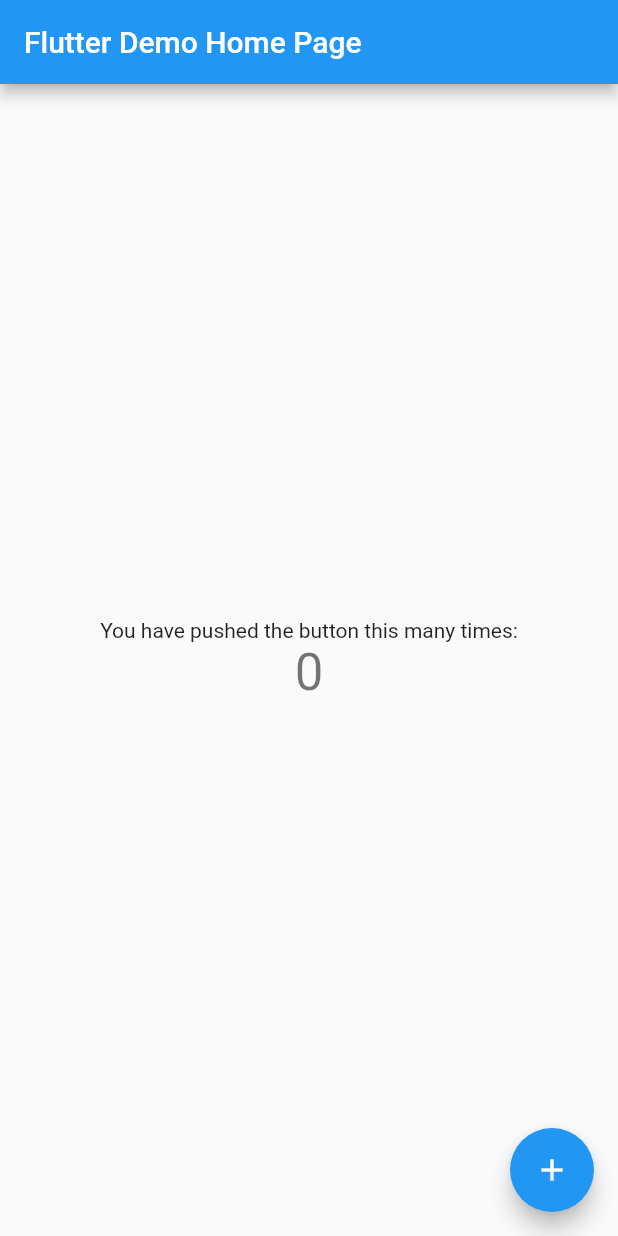
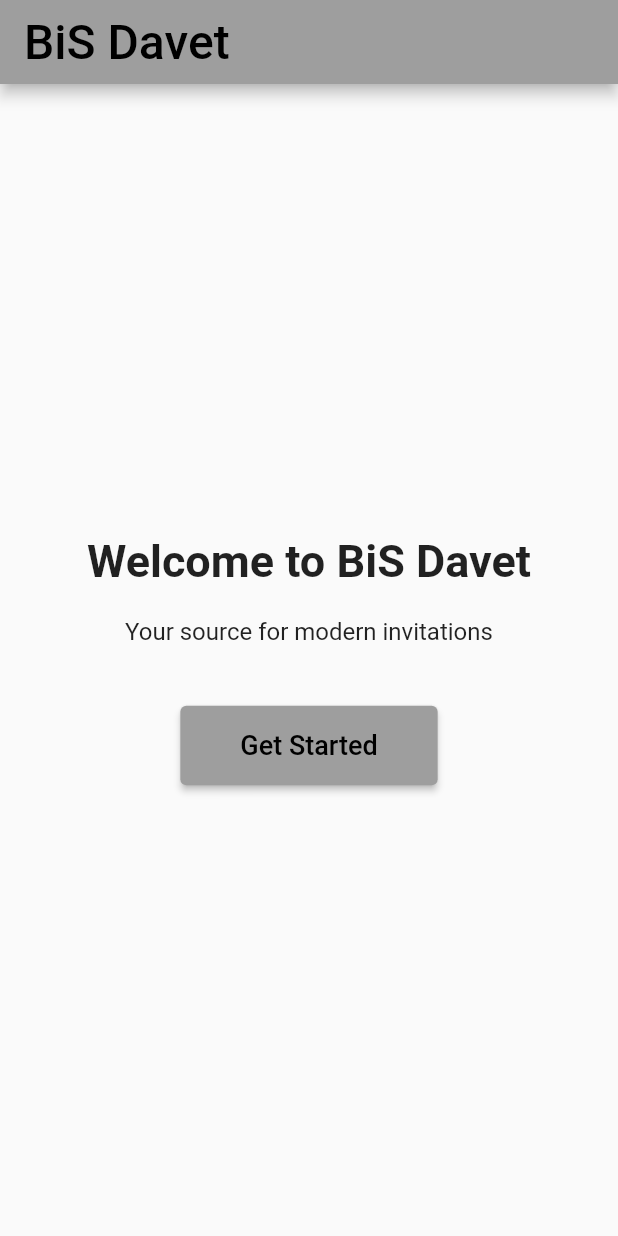
Before and after one commit to mordeve/bisdavet, a Flutter app: the screen it shows after launch, on a phone screen of 412 x 824 dp. Run offline on Flutter 3.47's test engine with Material 2 defaults, Android fonts, the phone set to English and light mode, and no system bars; our stand-ins replace get.

Commit message:
update home page and add getx as state manager

```diff
--- /dev/null
+++ b/lib/logic/main_controller.dart
@@ -0,0 +1,3 @@
+import 'package:get/get_state_manager/get_state_manager.dart';
+
+class MainController extends GetxController {}
--- a/lib/main.dart
+++ b/lib/main.dart
@@ -1,72 +1,46 @@
+import 'package:bisdavet/utils/bindings.dart';
+import 'package:bisdavet/utils/constants.dart';
+import 'package:bisdavet/utils/routes.dart';
+import 'package:flutter_web_plugins/url_strategy.dart';
 import 'package:flutter/material.dart';
+import 'package:get/get.dart';
 
 void main() {
+  WidgetsFlutterBinding.ensureInitialized();
+  usePathUrlStrategy();
+
   runApp(const MyApp());
 }
 
 class MyApp extends StatelessWidget {
   const MyApp({super.key});
 
-  // This widget is the root of your application.
   @override
   Widget build(BuildContext context) {
-    return MaterialApp(
-      title: 'Flutter Demo',
+    return GetMaterialApp.router(
+      title: Constants.webTitle,
+      getPages: GetRoute.route,
+      defaultTransition: Transition.noTransition,
+      routerDelegate: AppRouterDelegate(),
+      debugShowCheckedModeBanner: false,
+      initialBinding: MainBinding(),
+      fallbackLocale: const Locale("tr"),
       theme: ThemeData(
-        primarySwatch: Colors.blue,
+        primarySwatch: Colors.grey,
       ),
-      home: const MyHomePage(title: 'Flutter Demo Home Page'),
+      themeMode: ThemeMode.dark,
     );
   }
 }
 
-class MyHomePage extends StatefulWidget {
-  const MyHomePage({super.key, required this.title});
-
-  final String title;
-
-  @override
-  State<MyHomePage> createState() => _MyHomePageState();
-}
-
-class _MyHomePageState extends State<MyHomePage> {
-  int _counter = 0;
-
-  void _incrementCounter() {
-    setState(() {
-      _counter++;
-    });
-  }
-
+class AppRouterDelegate extends GetDelegate {
   @override
   Widget build(BuildContext context) {
-    return Scaffold(
-      appBar: AppBar(
-        // Here we take the value from the MyHomePage object that was created by
-        // the App.build method, and use it to set our appbar title.
-        title: Text(widget.title),
-      ),
-      body: Center(
-        // Center is a layout widget. It takes a single child and positions it
-        // in the middle of the parent.
-        child: Column(
-          mainAxisAlignment: MainAxisAlignment.center,
-          children: <Widget>[
-            const Text(
-              'You have pushed the button this many times:',
-            ),
-            Text(
-              '$_counter',
-              style: Theme.of(context).textTheme.headlineMedium,
-            ),
-          ],
-        ),
-      ),
-      floatingActionButton: FloatingActionButton(
-        onPressed: _incrementCounter,
-        tooltip: 'Increment',
-        child: const Icon(Icons.add),
-      ),
+    return Navigator(
+      onPopPage: (route, result) => route.didPop(result),
+      pages: currentConfiguration != null
+          ? [currentConfiguration!.currentPage!]
+          : [GetNavConfig.fromRoute(MyRoute.main)!.currentPage!],
     );
   }
 }
--- /dev/null
+++ b/lib/pages/home_page.dart
@@ -0,0 +1,49 @@
+import 'package:flutter/material.dart';
+
+class HomePage extends StatelessWidget {
+  const HomePage({Key? key}) : super(key: key);
+
+  @override
+  Widget build(BuildContext context) {
+    return Scaffold(
+      appBar: AppBar(
+        title: const Text('BiS Davet', style: TextStyle(fontSize: 32)),
+      ),
+      body: Center(
+        child: Column(
+          mainAxisAlignment: MainAxisAlignment.center,
+          children: <Widget>[
+            const Text(
+              'Welcome to BiS Davet',
+              style: TextStyle(
+                fontSize: 30,
+                fontWeight: FontWeight.bold,
+              ),
+            ),
+            const SizedBox(height: 20),
+            const Text(
+              'Your source for modern invitations',
+              style: TextStyle(
+                fontSize: 16,
+              ),
+            ),
+            const SizedBox(height: 40),
+            ElevatedButton(
+              onPressed: () {
+                // Add functionality for the button here
+              },
+              style: ElevatedButton.styleFrom(
+                padding:
+                    const EdgeInsets.symmetric(horizontal: 40, vertical: 16),
+              ),
+              child: const Text(
+                'Get Started',
+                style: TextStyle(fontSize: 18),
+              ),
+            ),
+          ],
+        ),
+      ),
+    );
+  }
+}
--- /dev/null
+++ b/lib/utils/bindings.dart
@@ -0,0 +1,9 @@
+import 'package:bisdavet/logic/main_controller.dart';
+import 'package:get/get.dart';
+
+class MainBinding implements Bindings {
+  @override
+  void dependencies() {
+    Get.put(MainController());
+  }
+}
--- /dev/null
+++ b/lib/utils/constants.dart
@@ -0,0 +1,3 @@
+class Constants {
+  static const String webTitle = 'BiS Davet';
+}
--- /dev/null
+++ b/lib/utils/routes.dart
@@ -0,0 +1,20 @@
+import 'package:bisdavet/pages/home_page.dart';
+import 'package:get/get.dart';
+
+abstract class MyRoute {
+  static const String main = "/";
+  static const String weddingPage = "/dugun";
+  static const String photoPage = "/photo";
+}
+
+abstract class GetRoute {
+  static final List<GetPage<dynamic>> route = [
+    GetPage(
+      name: MyRoute.main,
+      page: () {
+        return const HomePage();
+      },
+      transition: Transition.noTransition,
+    ),
+  ];
+}
--- a/pubspec.yaml
+++ b/pubspec.yaml
@@ -7,13 +7,11 @@ publish_to: 'none' # Remove this line if you wish to publish to pub.dev
 version: 1.0.0+1
 
 environment:
-  sdk: ">=2.17.6 <3.0.0"
+  sdk: '>=2.19.4 <3.0.0'
 
 dependencies:
   flutter:
     sdk: flutter
-
-
 
   cupertino_icons: ^1.0.2
   get: ^4.6.5
@@ -27,6 +25,8 @@ dependencies:
 dev_dependencies:
   flutter_test:
     sdk: flutter
+  flutter_web_plugins:
+    sdk: flutter
 
   flutter_lints: ^2.0.0
 
```
Also changed, not shown: pubspec.lock.
